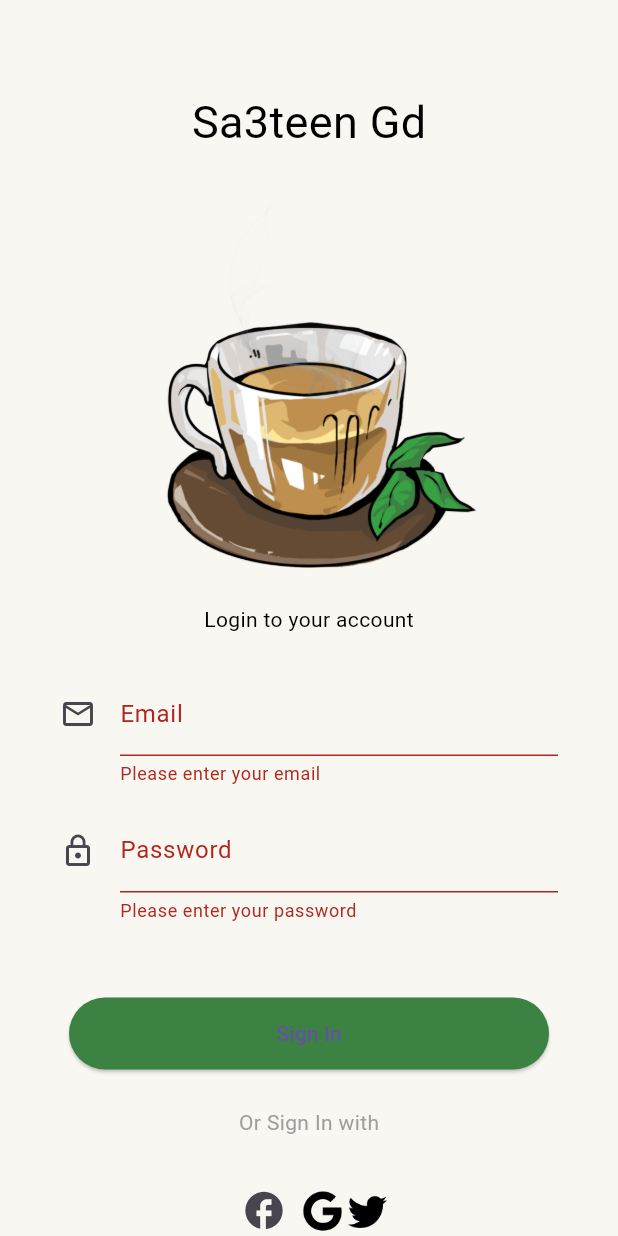
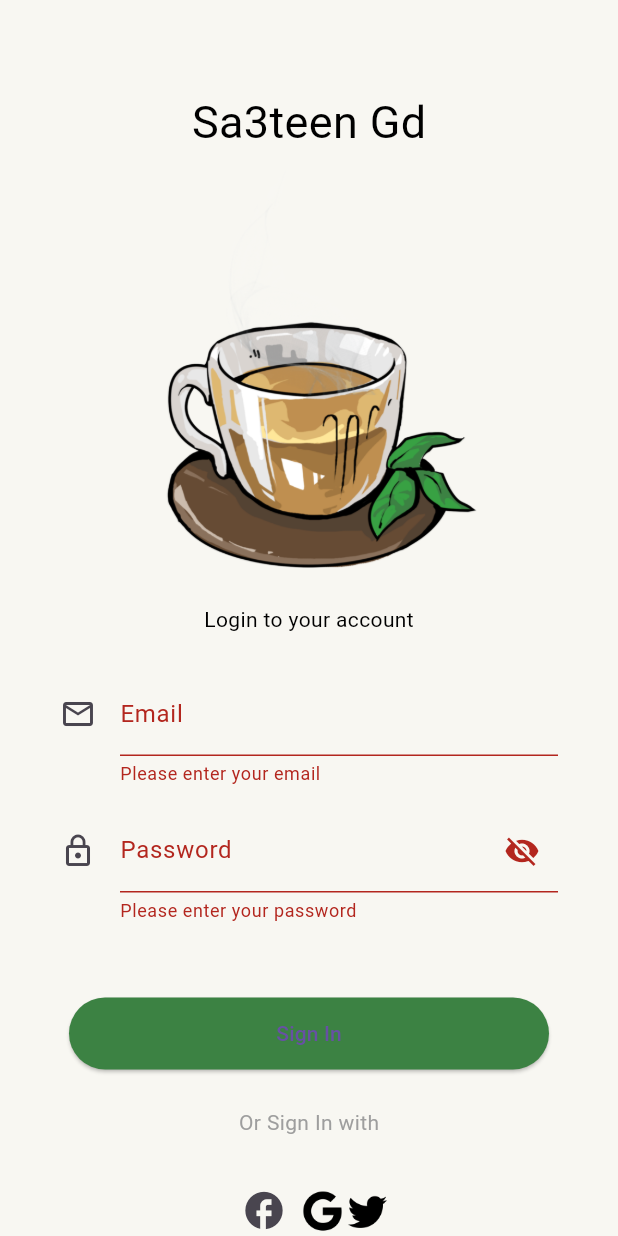
Before and after one commit to HeshamAbedelatty/Gp_Frontend, a Flutter app: the screen it shows after launch, after a tap on "Sign In", on a phone screen of 412 x 824 dp. Run offline on Flutter 3.47's test engine with Material 3 defaults, Android fonts, the phone set to English and light mode, and no system bars; our stand-ins replace carousel_slider, dio, form_field_validator, video_player.

Commit message:
adding userName , fixing the validation , check email and phone format and adding hidden password

```diff
--- a/sa3teen_gd/lib/Pages/loginPage/ThePage/LoginPage.dart
+++ b/sa3teen_gd/lib/Pages/loginPage/ThePage/LoginPage.dart
@@ -4,7 +4,7 @@ import 'package:form_field_validator/form_field_validator.dart';
 import 'package:gp_screen/HomePage.dart';
 import 'package:gp_screen/Pages/signUpPage/ThePage/signUpPage.dart';
 import 'package:gp_screen/widgets/constantsAcrossTheApp/constants.dart';
-import 'package:gp_screen/Pages/signUpPage/Widgets/UserModel.dart';
+import 'package:gp_screen/Pages/signUpPage/UserModel/UserModel.dart';
 import 'package:gp_screen/Pages/signUpPage/Widgets/feild.dart';
 
 // ignore: must_be_immutable
@@ -25,9 +25,9 @@ class LoginPage extends StatelessWidget {
 
   @override
   Widget build(BuildContext context) {
-    return MaterialApp(
-      debugShowCheckedModeBanner: false,
-      home: Scaffold(
+    return Scaffold(
+        // debugShowCheckedModeBanner: false,
+        // home: Scaffold(
         backgroundColor: kprimaryColourWhite,
         body: Form(
           key: formkey,
@@ -79,8 +79,7 @@ class LoginPage extends StatelessWidget {
                     if (value == null || value.isEmpty) {
                       return 'Please enter your email';
                     } else if (value != null) {
-                        EmailValidator(
-                            errorText: 'Please correct email filled');
+                      EmailValidator(errorText: 'Please correct email filled');
                     }
                   }),
               const SizedBox(height: 15),
@@ -88,11 +87,13 @@ class LoginPage extends StatelessWidget {
                   text: 'Password',
                   icon: const Icon(Icons.lock_outline),
                   controller: passwordController,
+                  obscureText: true,
+                  isPassword: true,
                   fieldValidator: (value) {
                     if (value == null || value.isEmpty) {
                       return 'Please enter your password';
                     } else {
-                        MinLengthValidator(4,
+                      MinLengthValidator(8,
                           errorText: 'Password must be at least 4 digit');
                     }
                   }),
@@ -126,14 +127,13 @@ class LoginPage extends StatelessWidget {
                             } else {
                               print('wrong password try again');
 
-                                showSnackBar(context,
-                                    'Wrong password. Please try again.');
+                              showSnackBar(
+                                  context, 'Wrong password. Please try again.');
                             }
                             // Handle the case where the user not exists
                           } else if (!userExists) {
                             print('user is not existed before');
-                              showSnackBar(
-                                  context, 'user is not existed before');
+                            showSnackBar(context, 'user is not existed before');
                           }
                         }
                       },
@@ -155,8 +155,7 @@ class LoginPage extends StatelessWidget {
               const Row(
                 mainAxisAlignment: MainAxisAlignment.center,
                 children: [
-                    Text('Or Sign In with',
-                        style: TextStyle(color: Colors.grey)),
+                  Text('Or Sign In with', style: TextStyle(color: Colors.grey)),
                 ],
               ),
               const SizedBox(
@@ -198,6 +197,7 @@ class LoginPage extends StatelessWidget {
                   GestureDetector(
                       onTap: () {
                         //var signUpPage;
+                        // Navigator.pushNamed(context, SignUpPage.id);
                         Navigator.pushNamed(context, SignUpPage.id);
                       },
                       child: const Text("Sign Up")),
@@ -205,8 +205,8 @@ class LoginPage extends StatelessWidget {
               ),
             ],
           ),
-          )),
-    );
+        ));
+    // );
   }
 }
 
--- a/sa3teen_gd/lib/Pages/signUpPage/Widgets/UserModel.dart
+++ b/sa3teen_gd/lib/Pages/signUpPage/UserModel/UserModel.dart
@@ -2,6 +2,7 @@
 class UserModel {
   String firstName;
   String lastName;
+  String UserName;
   String email;
   String phoneNumber;
   String password;
@@ -10,6 +11,7 @@ class UserModel {
   UserModel({
     required this.firstName,
     required this.lastName,
+    required this.UserName,
     required this.email,
     required this.phoneNumber,
     required this.password,
@@ -20,11 +22,12 @@ class UserModel {
 List<UserModel> persons = [];
 
 // Function to add a new user
-void addUser(String firstName, String lastName, String email,
+void addUser(String firstName, String lastName,String UserName , String email,
     String phoneNumber, String password, String confirmPassword) {
   UserModel newUser = UserModel(
     firstName: firstName,
     lastName: lastName,
+    UserName: UserName,
     email: email,
     phoneNumber: phoneNumber,
     password: password,
--- a/sa3teen_gd/lib/Pages/signUpPage/Widgets/feild.dart
+++ b/sa3teen_gd/lib/Pages/signUpPage/Widgets/feild.dart
@@ -4,19 +4,28 @@ import 'package:flutter/src/widgets/form.dart' as r;
 import 'package:gp_screen/widgets/constantsAcrossTheApp/constants.dart';
 
 // ignore: must_be_immutable
-class Feild extends StatelessWidget {
-  Feild(
-      {super.key,
-      required this.text,
-      required this.icon,
-      this.controller,
-      this.fieldValidator});
+class Feild extends StatefulWidget {
+  Feild({
+    super.key,
+    required this.text,
+    required this.icon,
+    this.controller,
+    this.fieldValidator,
+    this.isPassword = false,
+    this.obscureText = false,
+  });
 
   String text;
   Icon icon;
   TextEditingController? controller;
   r.FormFieldValidator<String>? fieldValidator;
+  final bool isPassword;
+  bool obscureText = false;
+  @override
+  State<Feild> createState() => _FeildState();
+}
 
+class _FeildState extends State<Feild> {
   @override
   Widget build(BuildContext context) {
     return Container(
@@ -25,19 +34,34 @@ class Feild extends StatelessWidget {
         children: [
           // Image.asset('lib/assets/icons/user.png'),
           TextFormField(
-            controller: controller,
+            controller: widget.controller,
+            obscureText: widget.obscureText,
             decoration: InputDecoration(
               focusColor: kprimaryColourGreen,
-              icon: icon, // User icon on the left
-              labelText: text,
+              icon: widget.icon, // User icon on the left
+              labelText: widget.text,
               border: const UnderlineInputBorder(
                 borderSide: BorderSide(color: Color(0xFFA6A5A4), width: 1.5),
               ), // InputBorder.none, // Remove the default border
+              suffixIcon: widget.isPassword && widget.isPassword
+                  ? IconButton(
+                      icon: Icon(
+                        widget.obscureText
+                            ? Icons.visibility_off
+                            : Icons.visibility,
+                      ),
+                      onPressed: () {
+                        setState(() {
+                          widget.obscureText = !widget.obscureText;
+                        });
+                      },
+                    )
+                  : null,
               // focusedBorder: const UnderlineInputBorder(
               //   borderSide: BorderSide(color: Color(0xFF3C8243), width: 1.5),
               // ),
             ),
-            validator: fieldValidator,
+            validator: widget.fieldValidator,
           ),
         ],
       ),
--- a/sa3teen_gd/lib/main.dart
+++ b/sa3teen_gd/lib/main.dart
@@ -1,8 +1,9 @@
 import 'package:dio/dio.dart';
 import 'package:flutter/material.dart';
+import 'package:gp_screen/HomePage.dart';
 import 'package:gp_screen/Pages/loginPage/ThePage/LoginPage.dart';
 import 'package:gp_screen/Pages/signUpPage/ThePage/signUpPage.dart';
-import 'package:gp_screen/Pages/signUpPage/Widgets/UserModel.dart';
+import 'package:gp_screen/Pages/signUpPage/UserModel/UserModel.dart';
 //import 'package:hive_flutter/adapters.dart';
 
 void main() async {
@@ -11,11 +12,11 @@ void main() async {
   // getHttp();
 
 //stored data
-  addUser('salma', 'mourad', 'salma', '01159228572', '111', '111');
-  addUser('hala', 'gamal', 'hala', '0', '222', '222');
-  addUser('hesham', 'ahmed', 'hesham', '1', '333', '333');
-  addUser('mohamed', 'bahaa', 'bahaa', '2', '444', '444');
-  addUser('mohamed', 'khalil', 'khalil', '3', '555', '555');
+  addUser('salma', 'mourad', 'salma92', 'salma', '01159228572', '111', '111');
+  addUser('hala', 'gamal', 'hala00', 'hala', '0', '222', '222');
+  addUser('hesham', 'ahmed', 'h2002', 'hesham', '1', '333', '333');
+  addUser('mohamed', 'bahaa', 'bahaa', 'bahaa', '2', '444', '444');
+  addUser('mohamed', 'khalil', 'khalil', 'khalil', '3', '555', '555');
 //salma@example.com
 
   runApp(const sa3teenGd());
@@ -36,8 +37,8 @@ class sa3teenGd extends StatelessWidget {
     return MaterialApp(
       routes: {
         LoginPage.id: (context) => LoginPage(),
-        SignUpPage.id: (context) => const SignUpPage(),
-        //HomePage.id:(context) => HomePage(),
+        SignUpPage.id: (context) => SignUpPage(),
+        // HomePage.id:(context) => HomePage(),
       },
       initialRoute: LoginPage.id,
       debugShowCheckedModeBanner: false,
--- a/sa3teen_gd/lib/widgets/constantsAcrossTheApp/constants.dart
+++ b/sa3teen_gd/lib/widgets/constantsAcrossTheApp/constants.dart
@@ -1,6 +1,6 @@
 // ignore_for_file: non_constant_identifier_names
 import 'package:flutter/material.dart';
-import 'package:gp_screen/Pages/signUpPage/Widgets/UserModel.dart';
+import 'package:gp_screen/Pages/signUpPage/UserModel/UserModel.dart';
 
 const Color kprimaryColourWhite = const Color.fromARGB(255, 248, 247, 242);
 const Color kprimaryColourGreen = const Color(0xFF3C8243);
@@ -8,6 +8,7 @@ const Color kprimaryColourBrown = const Color(0xFFA17740);
 String ktask = "task";
 TextEditingController firstNameController = TextEditingController();
 TextEditingController lastNameController = TextEditingController();
+TextEditingController UserNameController = TextEditingController();
 TextEditingController emailController = TextEditingController();
 TextEditingController phoneNumberController = TextEditingController();
 TextEditingController passwordController = TextEditingController();
@@ -27,6 +28,7 @@ List<UserModel> users = [];
 UserModel user = UserModel(
   firstName: firstNameController.text,
   lastName: lastNameController.text,
+  UserName: UserNameController.text,
   email: emailController.text,
   phoneNumber: phoneNumberController.text,
   password: passwordController.text,
```
Also changed, not shown: sa3teen_gd/lib/Pages/signUpPage/ThePage/signUpPage.dart (+72 -15 lines). Lines whose indentation alone changed are shown as unchanged.
